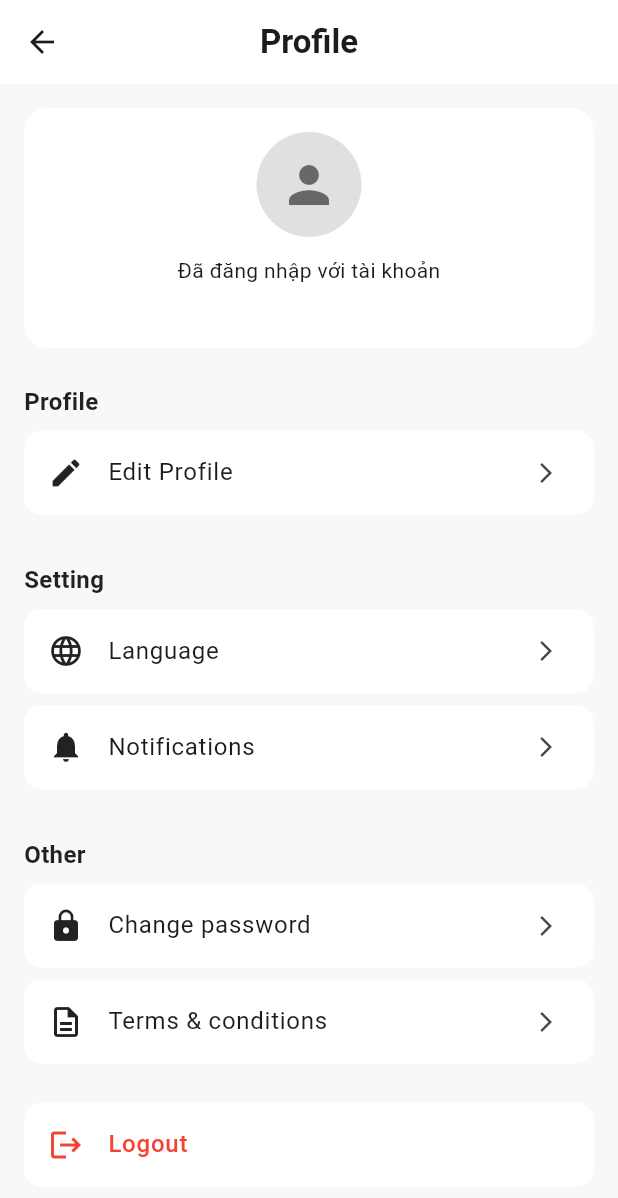
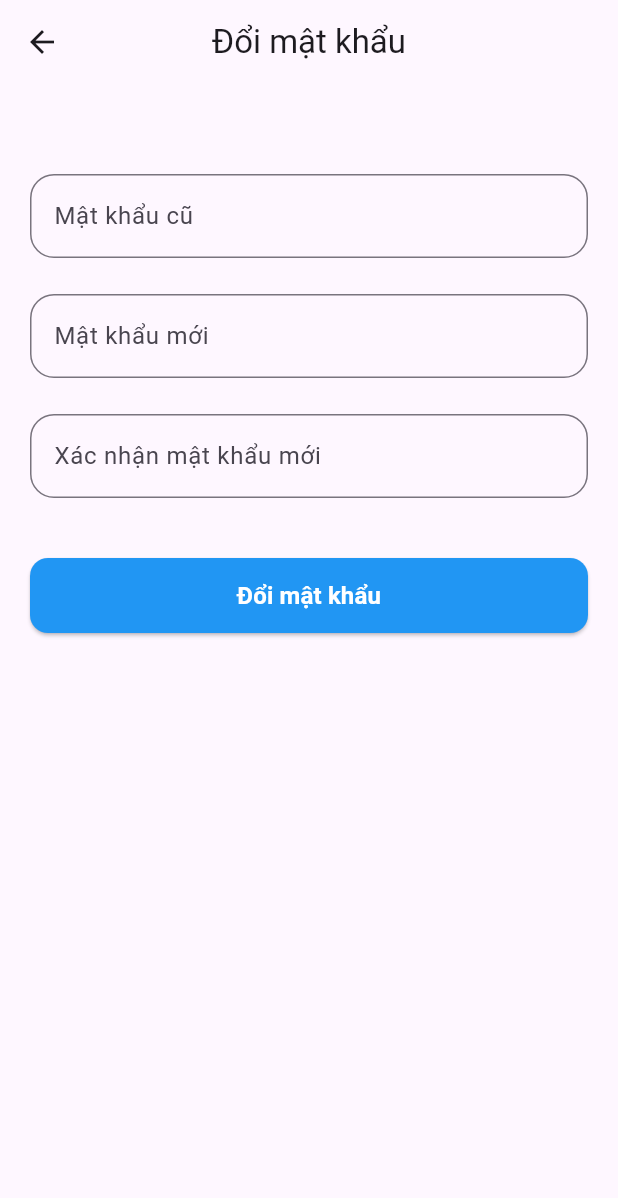
Before and after one commit to MD1809/NewsApp_Project, a Flutter app: the ProfileScreen screen opened directly, after a tap on "Change password", on a phone screen of 412 x 824 dp. Shown: the top 1198 px of the screen. Run offline on Flutter 3.47's test engine with Material 3 defaults, Android fonts, the phone set to English and light mode, and no system bars; our stand-ins replace cloud_firestore, firebase_auth, firebase_core, sqflite, timeago; accounts and stored records are empty; network calls fail.

Commit message:
chức năng thay đổi mật khẩu

```diff
--- /dev/null
+++ b/lib/screens/change_password_screen.dart
@@ -0,0 +1,152 @@
+import 'package:flutter/material.dart';
+import 'package:firebase_auth/firebase_auth.dart';
+
+class ChangePasswordScreen extends StatefulWidget {
+  const ChangePasswordScreen({super.key});
+
+  @override
+  State<ChangePasswordScreen> createState() => _ChangePasswordScreenState();
+}
+
+class _ChangePasswordScreenState extends State<ChangePasswordScreen> {
+  final _oldPasswordController = TextEditingController();
+  final _newPasswordController = TextEditingController();
+  final _confirmPasswordController = TextEditingController();
+
+  bool _loading = false;
+
+  Future<void> _changePassword() async {
+    final user = FirebaseAuth.instance.currentUser;
+
+    if (user == null) {
+      ScaffoldMessenger.of(
+        context,
+      ).showSnackBar(const SnackBar(content: Text('Chưa đăng nhập!')));
+      return;
+    }
+
+    if (_newPasswordController.text != _confirmPasswordController.text) {
+      ScaffoldMessenger.of(context).showSnackBar(
+        const SnackBar(content: Text('Mật khẩu mới không trùng khớp')),
+      );
+      return;
+    }
+
+    setState(() => _loading = true);
+
+    try {
+      // Xác thực lại người dùng bằng mật khẩu cũ
+      final cred = EmailAuthProvider.credential(
+        email: user.email!,
+        password: _oldPasswordController.text,
+      );
+      await user.reauthenticateWithCredential(cred);
+
+      // Cập nhật mật khẩu mới
+      await user.updatePassword(_newPasswordController.text);
+
+      ScaffoldMessenger.of(
+        context,
+      ).showSnackBar(const SnackBar(content: Text('Đổi mật khẩu thành công!')));
+
+      // Clear fields
+      _oldPasswordController.clear();
+      _newPasswordController.clear();
+      _confirmPasswordController.clear();
+    } on FirebaseAuthException catch (e) {
+      String message = 'Lỗi: ${e.message}';
+
+      // Nếu mật khẩu cũ sai
+      if (e.code == 'wrong-password') {
+        message = 'Mật khẩu cũ không đúng';
+      }
+
+      ScaffoldMessenger.of(
+        context,
+      ).showSnackBar(SnackBar(content: Text(message)));
+    } finally {
+      setState(() => _loading = false);
+    }
+  }
+
+  @override
+  void dispose() {
+    _oldPasswordController.dispose();
+    _newPasswordController.dispose();
+    _confirmPasswordController.dispose();
+    super.dispose();
+  }
+
+  InputDecoration _inputDecoration(String label) {
+    return InputDecoration(
+      labelText: label,
+      border: OutlineInputBorder(borderRadius: BorderRadius.circular(16)),
+      focusedBorder: OutlineInputBorder(
+        borderRadius: BorderRadius.circular(16),
+        borderSide: const BorderSide(color: Colors.blue),
+      ),
+    );
+  }
+
+  @override
+  Widget build(BuildContext context) {
+    return Scaffold(
+      appBar: AppBar(title: const Text('Đổi mật khẩu'), centerTitle: true),
+      body: Padding(
+        padding: const EdgeInsets.fromLTRB(20.0, 60.0, 20.0, 0),
+        child: Column(
+          children: [
+            TextField(
+              controller: _oldPasswordController,
+              obscureText: true,
+              decoration: _inputDecoration('Mật khẩu cũ'),
+            ),
+            const SizedBox(height: 24),
+            TextField(
+              controller: _newPasswordController,
+              obscureText: true,
+              decoration: _inputDecoration('Mật khẩu mới'),
+            ),
+            const SizedBox(height: 24),
+            TextField(
+              controller: _confirmPasswordController,
+              obscureText: true,
+              decoration: _inputDecoration('Xác nhận mật khẩu mới'),
+            ),
+            const SizedBox(height: 40),
+            SizedBox(
+              width: double.infinity,
+              height: 50.0,
+              child: ElevatedButton(
+                onPressed: _loading ? null : _changePassword,
+                style: ElevatedButton.styleFrom(
+                  backgroundColor: Colors.blue,
+                  shape: RoundedRectangleBorder(
+                    borderRadius: BorderRadius.circular(12),
+                  ),
+                ),
+                child: _loading
+                    ? const SizedBox(
+                        height: 24,
+                        width: 24,
+                        child: CircularProgressIndicator(
+                          color: Colors.white,
+                          strokeWidth: 2,
+                        ),
+                      )
+                    : const Text(
+                        'Đổi mật khẩu',
+                        style: TextStyle(
+                          color: Colors.white,
+                          fontSize: 16,
+                          fontWeight: FontWeight.bold,
+                        ),
+                      ),
+              ),
+            ),
+          ],
+        ),
+      ),
+    );
+  }
+}
--- a/lib/screens/profile_screen.dart
+++ b/lib/screens/profile_screen.dart
@@ -7,6 +7,8 @@ import 'package:cloud_firestore/cloud_firestore.dart';
 import 'package:news_app_project/screens/login_screen.dart';
 import 'package:news_app_project/screens/signup_screen.dart';
 import 'package:news_app_project/screens/main_screen.dart';
+import 'package:news_app_project/screens/change_password_screen.dart';
+
 
 class ProfileScreen extends StatelessWidget {
   const ProfileScreen({super.key});
@@ -180,7 +182,12 @@ class ProfileScreen extends StatelessWidget {
               buildSettingItem(
                 icon: Icons.lock,
                 text: "Change password",
-                onTap: () {},
+                onTap: () {
+                  Navigator.push(
+                    context,
+                    MaterialPageRoute(builder: (_) => const ChangePasswordScreen()),
+                  );
+                },
               ),
               buildSettingItem(
                 icon: Icons.description_outlined,
```
